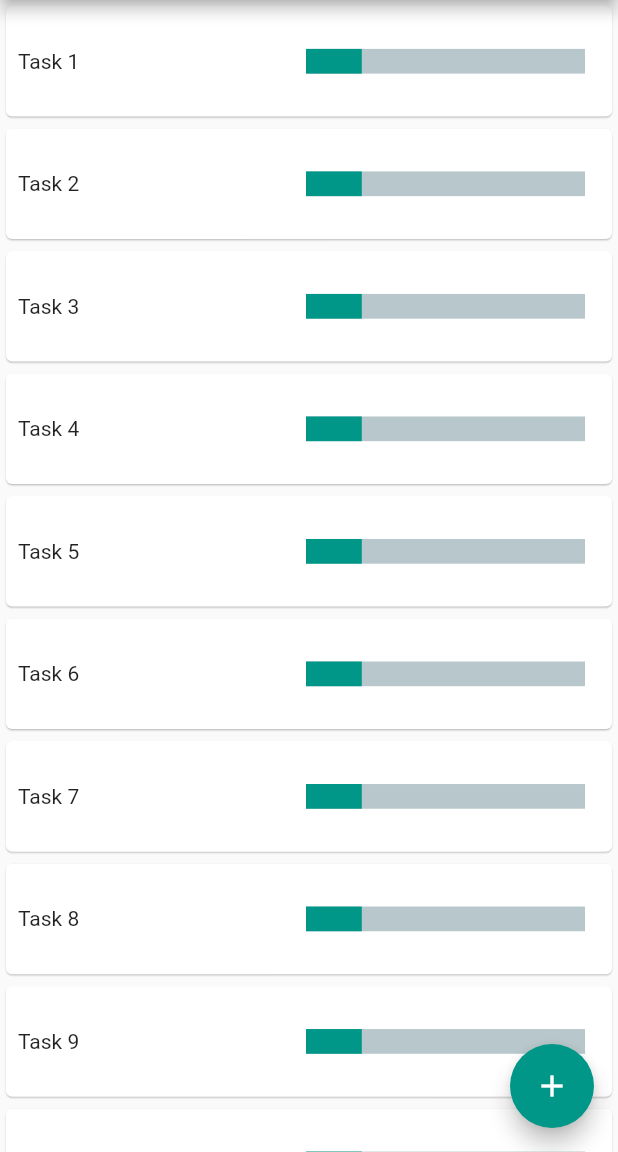
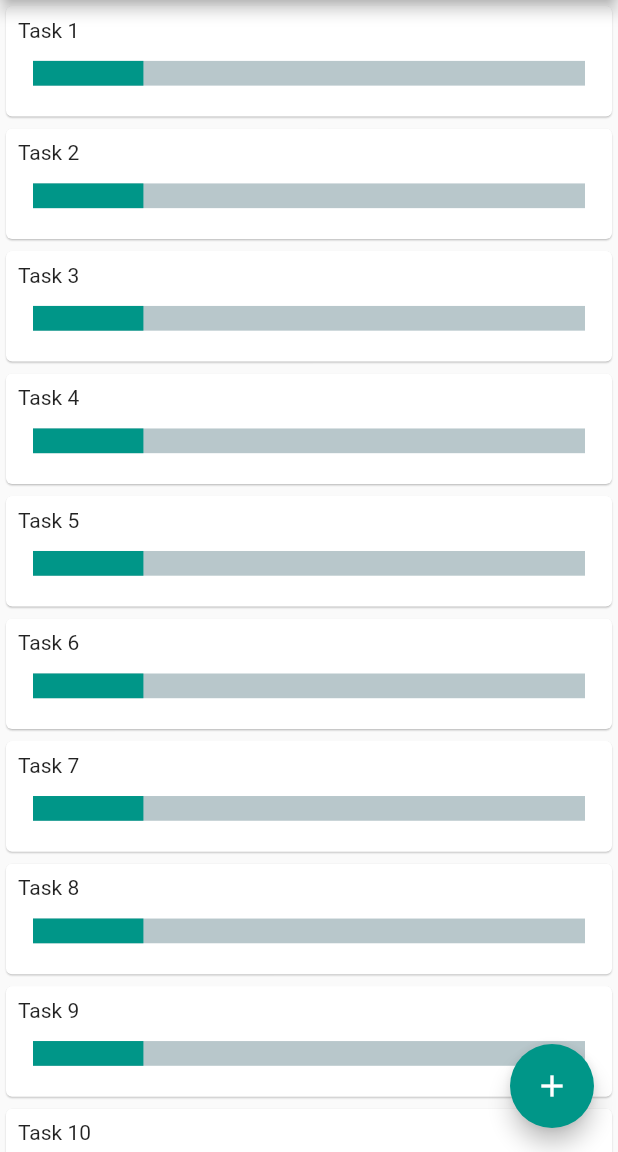
Before and after one commit to Harishwarrior/time_manager, a Flutter app: the screen it shows after launch, on a phone screen of 412 x 824 dp, the part 84-1236 px from its top. Run offline on Flutter 3.47's test engine with Material 2 defaults, Android fonts, the light colour scheme and no system bars; drawn by our look-alikes of percent_indicator; our stand-ins replace bloc, equatable.

Commit message:
changed card view from row to column

```diff
--- a/lib/screens/home_view.dart
+++ b/lib/screens/home_view.dart
@@ -43,15 +43,17 @@ Widget CardView(BuildContext context, int index) {
     child: Container(
       margin: EdgeInsets.all(8.0),
       height: displayHeight(context) * 0.07,
-      child: Row(
+      child: Column(
         mainAxisAlignment: MainAxisAlignment.spaceBetween,
+        crossAxisAlignment: CrossAxisAlignment.start,
         children: [
           Text('Task ${index + 1}'),
-          LinearPercentIndicator(
-            width: displayWidth(context) * 0.5,
-            lineHeight: displayHeight(context) * 0.02,
-            percent: 0.2,
-            progressColor: Colors.teal,
+          Expanded(
+            child: LinearPercentIndicator(
+              lineHeight: displayHeight(context) * 0.02,
+              percent: 0.2,
+              progressColor: Colors.teal,
+            ),
           ),
         ],
       ),
```
